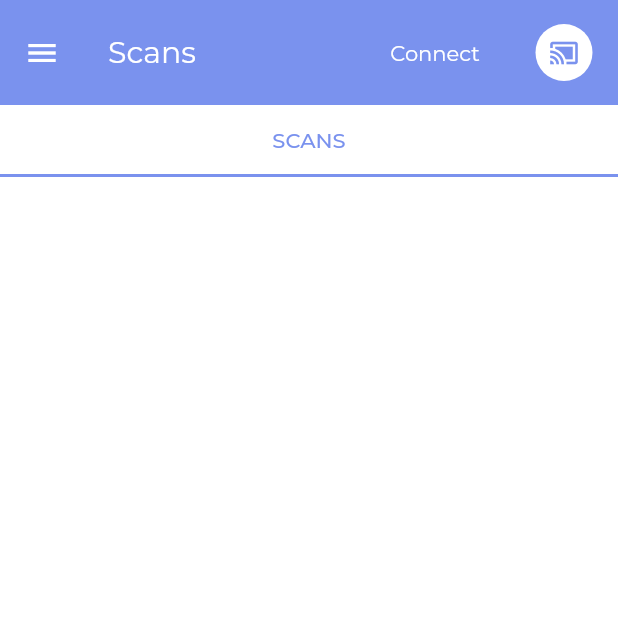
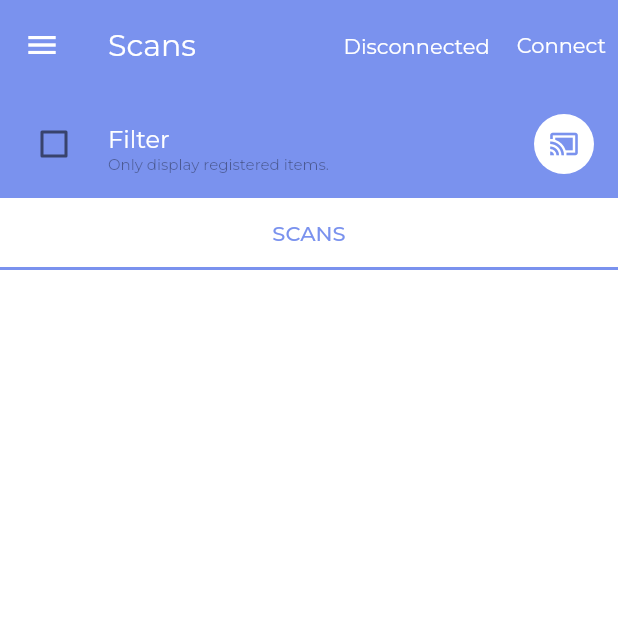
Before and after one commit to tagteka/tagteka-mobile, a Flutter app: the Scan screen opened directly, on a phone screen of 412 x 824 dp, the top half of it. Run offline on Flutter 3.47's test engine with Material 2 defaults, Android fonts, the phone set to English and light mode, and no system bars; our stand-ins replace carousel_slider, date_picker_timeline, file_picker, percent_indicator, syncfusion_flutter_charts, syncfusion_flutter_datepicker; missing offline and left inert: flutter_keyboard_visibility_web, html_editor_enhanced.

Commit message:
added checkbox to filter out unregistered tags, cleaned up some code, and structuring of class.

```diff
--- a/lib/pages/scan.dart
+++ b/lib/pages/scan.dart
@@ -19,12 +19,15 @@ class Scan extends StatefulWidget {
 class _Scan extends State<Scan> with SingleTickerProviderStateMixin {
   bool isConnected = false;
   String buttonText = "Connect";
+  String connectionStatus = "Disconnected";
   TabController? _tabController;
+  bool _isChecked = false;
 
   @override
   void initState() {
     super.initState();
     _tabController = TabController(length: 1, vsync: this);
+    _disconnectSled();
   }
 
   @override
@@ -40,32 +43,19 @@ class _Scan extends State<Scan> with SingleTickerProviderStateMixin {
       drawer: NavBar(),
       appBar: AppBar(
         backgroundColor: appColor,
-        toolbarHeight: 70,
+        toolbarHeight: 60,
         iconTheme: const IconThemeData(color: Colors.white),
         elevation: 0,
-        title: Text(
-          "Scans",
-          style: TextStyle(
-            color: Colors.white,
+        actions: [
+          Container(
+            child: Text(
+              connectionStatus,
+              style:
+                  TextStyle(backgroundColor: appColor, color: (Colors.white)),
             ),
+            margin: EdgeInsets.only(top: (21.68), right: 10),
           ),
-        actions: [
-          SizedBox(
-              // padding: EdgeInsets.all(16),
-              // child: CircleAvatar(
-              //   backgroundColor: Colors.white,
-              //   child: IconButton(
-              //     onPressed: _toggleConnection,
-              //     icon: Icon(
-              //       Icons.,
-              //       color: appColor,
-              //       size: 20,
-              //     ),
-              //   ),
-              // ),
-              width: 100,
-              height: 20,
-              child: TextButton(
+          TextButton(
             child: Text(buttonText),
             onPressed: _toggleConnection,
             style: ButtonStyle(
@@ -77,7 +67,57 @@ class _Scan extends State<Scan> with SingleTickerProviderStateMixin {
                 backgroundColor: MaterialStateProperty.all<Color>(appColor),
                 foregroundColor:
                     MaterialStateProperty.all<Color>(Colors.white)),
-              )),
+          ),
+        ],
+        title: Text(
+          "Scans",
+          style: TextStyle(
+            color: Colors.white,
+          ),
+        ),
+      ),
+      body: _buildBody(),
+    );
+  }
+
+  Widget _buildHeader() {
+    return Container(
+      // padding: EdgeInsets.symmetric(vertical: 24, horizontal: 32),
+      color: appColor,
+      child: Row(
+        crossAxisAlignment: CrossAxisAlignment.center,
+        mainAxisAlignment: MainAxisAlignment.spaceBetween,
+        children: [
+          Expanded(
+            // child: Theme(
+            //   data: ThemeData(unselectedWidgetColor: Colors.white),
+            child: CheckboxListTile(
+              visualDensity: VisualDensity(horizontal: 0, vertical: -4),
+              title: Text('Filter',
+                  style: TextStyle(
+                      fontSize: 16,
+                      backgroundColor: (appColor),
+                      color: (Colors.white))),
+              subtitle: Text(
+                'Only display registered items.',
+                style: TextStyle(
+                  fontSize: 10,
+                  backgroundColor: appColor,
+                  color: Colors.black38,
+                ),
+              ),
+              checkColor: appColor,
+              tileColor: Colors.white,
+              selectedTileColor: Colors.white,
+              activeColor: Colors.white,
+              value: _isChecked,
+              controlAffinity: ListTileControlAffinity.leading,
+              onChanged: (bool? value) {
+                setState(() => _isChecked = value!);
+              },
+            ),
+          ),
+          // ),
           Container(
             padding: EdgeInsets.all(16),
             child: CircleAvatar(
@@ -94,7 +134,6 @@ class _Scan extends State<Scan> with SingleTickerProviderStateMixin {
           )
         ],
       ),
-      body: _buildBody(),
     );
   }
 
@@ -103,6 +142,7 @@ class _Scan extends State<Scan> with SingleTickerProviderStateMixin {
       child: Column(
         crossAxisAlignment: CrossAxisAlignment.start,
         children: [
+          _buildHeader(),
           TabBar(
             unselectedLabelColor: Colors.black45,
             labelColor: appColor,
@@ -130,7 +170,7 @@ class _Scan extends State<Scan> with SingleTickerProviderStateMixin {
             child: TabBarView(
               controller: _tabController,
               children: [
-                _buildNotes(),
+                _buildAssets(),
                 // _buildFolder(),
                 // _buildNotesdtl(),
               ],
@@ -141,7 +181,7 @@ class _Scan extends State<Scan> with SingleTickerProviderStateMixin {
     );
   }
 
-  Widget _buildNotes() {
+  Widget _buildAssets() {
     return SingleChildScrollView(
       child: Column(
         children: _scans
@@ -249,6 +289,7 @@ class _Scan extends State<Scan> with SingleTickerProviderStateMixin {
               ),
             );
           } else if (snapshot.hasError) {
+            if (!_isChecked) {
               return Container(
                 padding: EdgeInsets.symmetric(vertical: 16, horizontal: 16),
                 decoration: BoxDecoration(
@@ -269,7 +310,8 @@ class _Scan extends State<Scan> with SingleTickerProviderStateMixin {
                           ),
                           Text(
                             "Today, $rnh:$rnm",
-                          style: TextStyle(color: Colors.black38, fontSize: 10),
+                            style:
+                                TextStyle(color: Colors.black38, fontSize: 10),
                           ),
                         ],
                       ),
@@ -278,6 +320,9 @@ class _Scan extends State<Scan> with SingleTickerProviderStateMixin {
                       ),
                     ]),
               );
+            } else {
+              return SizedBox.shrink();
+            }
           } else {
             return SizedBox(
               width: 60,
@@ -448,13 +493,14 @@ class _Scan extends State<Scan> with SingleTickerProviderStateMixin {
       final String msg = await platform.invokeMethod('connectSled');
       connected = msg;
       final ret = await platform.invokeMethod('scanTags');
+      setState(() {
+        connectionStatus = 'Connected';
+        _connected = connected;
+      });
     } on PlatformException catch (e) {
       connected = e.toString();
       print(e);
     }
-    setState(() {
-      _connected = connected;
-    });
   }
 
   Future _disconnectSled() async {
@@ -462,13 +508,14 @@ class _Scan extends State<Scan> with SingleTickerProviderStateMixin {
     try {
       final String msg = await platform.invokeMethod('disconnectSled');
       connected = msg;
+      setState(() {
+        connectionStatus = 'Disconnected';
+        _connected = connected;
+      });
     } on PlatformException catch (e) {
       connected = e.toString();
       print(e);
     }
-    setState(() {
-      _connected = connected;
-    });
   }
 
   Future _scan() async {
--- a/lib/pages/scan_detail.dart
+++ b/lib/pages/scan_detail.dart
@@ -12,22 +12,29 @@ import 'package:productivo/networking/requests.dart';
 import 'package:productivo/models/asset_model.dart';
 import 'package:carousel_slider/carousel_slider.dart';
 
-class ScanDetail extends StatelessWidget {
+class ScanDetail extends StatefulWidget {
   static const String id = 'ScanDetail';
   final String string;
 
   const ScanDetail({Key? key, required this.string}) : super(key: key);
-  // @override
-  // _ScanDetailState createState() => _ScanDetailState();
+  @override
+  _ScanDetailState createState() => _ScanDetailState(string);
+}
 
-// class _ScanDetailState extends State<ScanDetail> {
-//   @override
-//   void initState() {
-//     super.initState();
-//   }
+class _ScanDetailState extends State<ScanDetail> {
+  String str = "";
+  @override
+  void initState() {
+    super.initState();
+  }
+
+  _ScanDetailState(string) {
+    this.str = string;
+  }
 
   @override
   Widget build(BuildContext context) {
+    bool _isChecked = false;
     return Scaffold(
       backgroundColor: Colors.white,
       appBar: AppBar(
@@ -36,13 +43,6 @@ class ScanDetail extends StatelessWidget {
         elevation: 0,
         title: Text('Asset Details'),
         actions: [
-          // Checkbox(
-          //     checkColor: appColor,
-          //     fillColor: MaterialStateProperty.all(Colors.white),
-          //     value: filter,
-          //     onChanged: (bool? value) {
-          //       setState(() => isChecked = value!);
-          //     }),
           TextButton(
             onPressed: () {},
             style: ButtonStyle(
@@ -66,7 +66,7 @@ class ScanDetail extends StatelessWidget {
               child: Stack(
                 children: [
                   FutureBuilder(
-                      future: Requests().getAsset(string),
+                      future: Requests().getAsset(str),
                       builder: (context, AsyncSnapshot<AssetModel?> snapshot) {
                         List<String> currentDetails = [];
                         List<String> urls = [];
```
Lines whose indentation alone changed are shown as unchanged.
